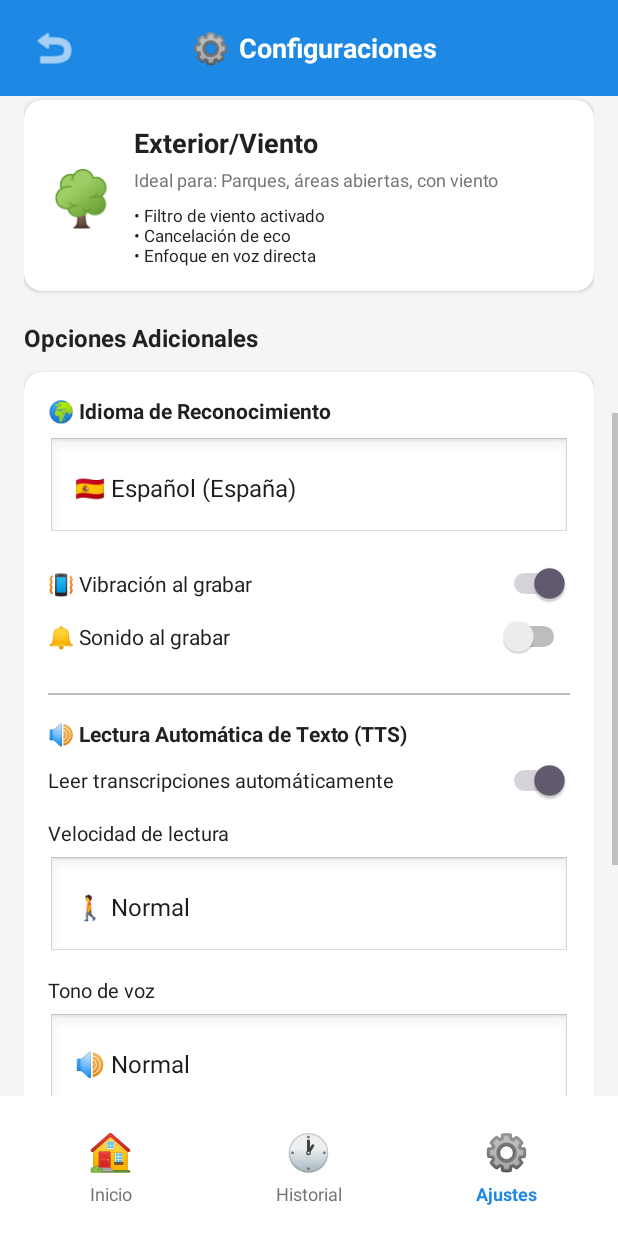
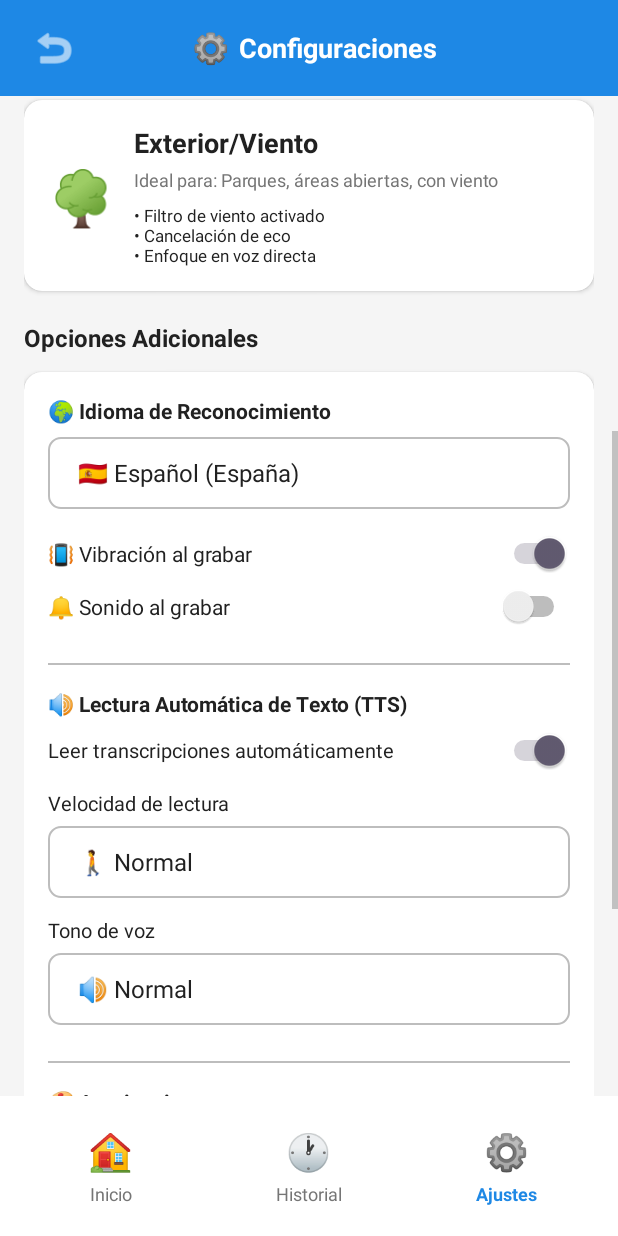
Before and after one commit to MsTrG099/UleamTesisAppAndroid, an Android app: the SettingsActivity screen opened directly, with no data from a screen before it, scrolled down 466 dp, on a phone screen of 412 x 824 dp. Run offline under Robolectric (Android 15) with nearby library versions, the phone set to English and light mode, and no system bars.

Commit message:
Commit 4: Cambios en el diseño y añadidos finales 2.

```diff
--- a/app/src/main/java/com/example/speachtotext/SettingsActivity.kt
+++ b/app/src/main/java/com/example/speachtotext/SettingsActivity.kt
@@ -136,15 +136,21 @@ class SettingsActivity : AppCompatActivity() {
             "🇦🇷 Español (Argentina)",
             "🇨🇴 Español (Colombia)"
         )
-        spinnerLanguage.adapter = ArrayAdapter(this, android.R.layout.simple_spinner_dropdown_item, languages)
+        val adapter = ArrayAdapter(this, android.R.layout.simple_spinner_item, languages)
+        adapter.setDropDownViewResource(android.R.layout.simple_spinner_dropdown_item)
+        spinnerLanguage.adapter = adapter
     }
 
     private fun setupTTSSpinners() {
         val speeds = arrayOf("🐢 Lento", "🚶 Normal", "🏃 Rápido")
-        spinnerTTSSpeed.adapter = ArrayAdapter(this, android.R.layout.simple_spinner_dropdown_item, speeds)
+        val speedAdapter = ArrayAdapter(this, android.R.layout.simple_spinner_item, speeds)
+        speedAdapter.setDropDownViewResource(android.R.layout.simple_spinner_dropdown_item)
+        spinnerTTSSpeed.adapter = speedAdapter
 
         val pitches = arrayOf("🔉 Grave", "🔊 Normal", "🔔 Agudo")
-        spinnerTTSPitch.adapter = ArrayAdapter(this, android.R.layout.simple_spinner_dropdown_item, pitches)
+        val pitchAdapter = ArrayAdapter(this, android.R.layout.simple_spinner_item, pitches)
+        pitchAdapter.setDropDownViewResource(android.R.layout.simple_spinner_dropdown_item)
+        spinnerTTSPitch.adapter = pitchAdapter
     }
 
     private fun setupThemeSpinner() {
@@ -153,7 +159,9 @@ class SettingsActivity : AppCompatActivity() {
             "🌙 Modo Oscuro",
             "🔄 Seguir sistema"
         )
-        spinnerTheme.adapter = ArrayAdapter(this, android.R.layout.simple_spinner_dropdown_item, themes)
+        val adapter = ArrayAdapter(this, android.R.layout.simple_spinner_item, themes)
+        adapter.setDropDownViewResource(android.R.layout.simple_spinner_dropdown_item)
+        spinnerTheme.adapter = adapter
     }
 
     private fun loadSettings() {
--- /dev/null
+++ b/app/src/main/res/drawable/spinner_background.xml
@@ -0,0 +1,13 @@
+<?xml version="1.0" encoding="utf-8"?>
+<shape xmlns:android="http://schemas.android.com/apk/res/android">
+    <solid android:color="@color/background_white"/>
+    <corners android:radius="8dp"/>
+    <stroke
+        android:width="1dp"
+        android:color="@color/text_tertiary"/>
+    <padding
+        android:left="12dp"
+        android:top="12dp"
+        android:right="12dp"
+        android:bottom="12dp"/>
+</shape>
--- a/app/src/main/res/layout/activity_settings.xml
+++ b/app/src/main/res/layout/activity_settings.xml
@@ -416,8 +416,8 @@
                         android:layout_width="match_parent"
                         android:layout_height="wrap_content"
                         android:layout_marginBottom="16dp"
-                        android:padding="10dp"
-                        android:background="@android:drawable/edit_text"/>
+                        android:minHeight="48dp"
+                        android:background="@drawable/spinner_background"/>
 
                     <!-- Vibración -->
                     <LinearLayout
@@ -516,8 +516,8 @@
                         android:layout_width="match_parent"
                         android:layout_height="wrap_content"
                         android:layout_marginBottom="12dp"
-                        android:padding="10dp"
-                        android:background="@android:drawable/edit_text"/>
+                        android:minHeight="48dp"
+                        android:background="@drawable/spinner_background"/>
 
                     <!-- Tono de voz -->
                     <TextView
@@ -533,8 +533,8 @@
                         android:layout_width="match_parent"
                         android:layout_height="wrap_content"
                         android:layout_marginBottom="16dp"
-                        android:padding="10dp"
-                        android:background="@android:drawable/edit_text"/>
+                        android:minHeight="48dp"
+                        android:background="@drawable/spinner_background"/>
 
                     <!-- Separador -->
                     <View
@@ -566,8 +566,8 @@
                         android:id="@+id/spinnerTheme"
                         android:layout_width="match_parent"
                         android:layout_height="wrap_content"
-                        android:padding="10dp"
-                        android:background="@android:drawable/edit_text"/>
+                        android:minHeight="48dp"
+                        android:background="@drawable/spinner_background"/>
 
                 </LinearLayout>
             </androidx.cardview.widget.CardView>
```
Also changed, not shown: app/src/main/res/values-night/themes.xml (+17 -0 lines), app/src/main/res/values/themes.xml (+15 -0 lines).
